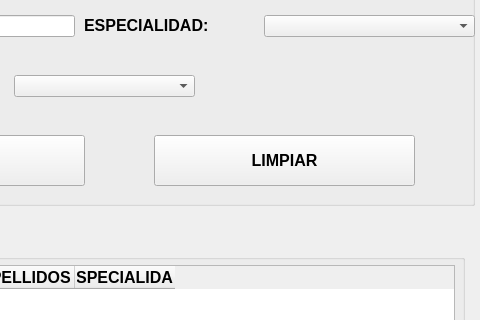
Old version of the form view/frmalumnos.ui in the repository Bermejo-i/app-cursoidat; both pictures show x 236 to 716 and y 165 to 485 of the 716 by 697 pixel window.
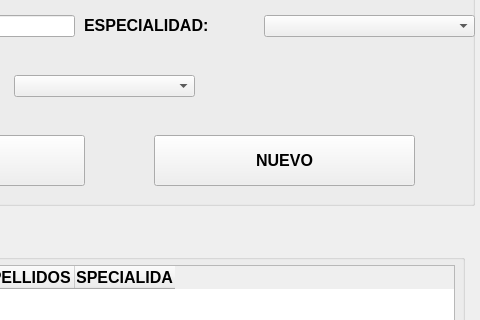
New version of the form.

```diff
--- a/view/frmalumnos.ui
+++ b/view/frmalumnos.ui
@@ -181,7 +181,7 @@
       </rect>
      </property>
      <property name="text">
-      <string>LIMPIAR</string>
+      <string>NUEVO</string>
      </property>
     </widget>
     <widget class="QPushButton" name="btnguardar">
```
Left out of the diff: 2 changed lines with no effect on the pictures.
